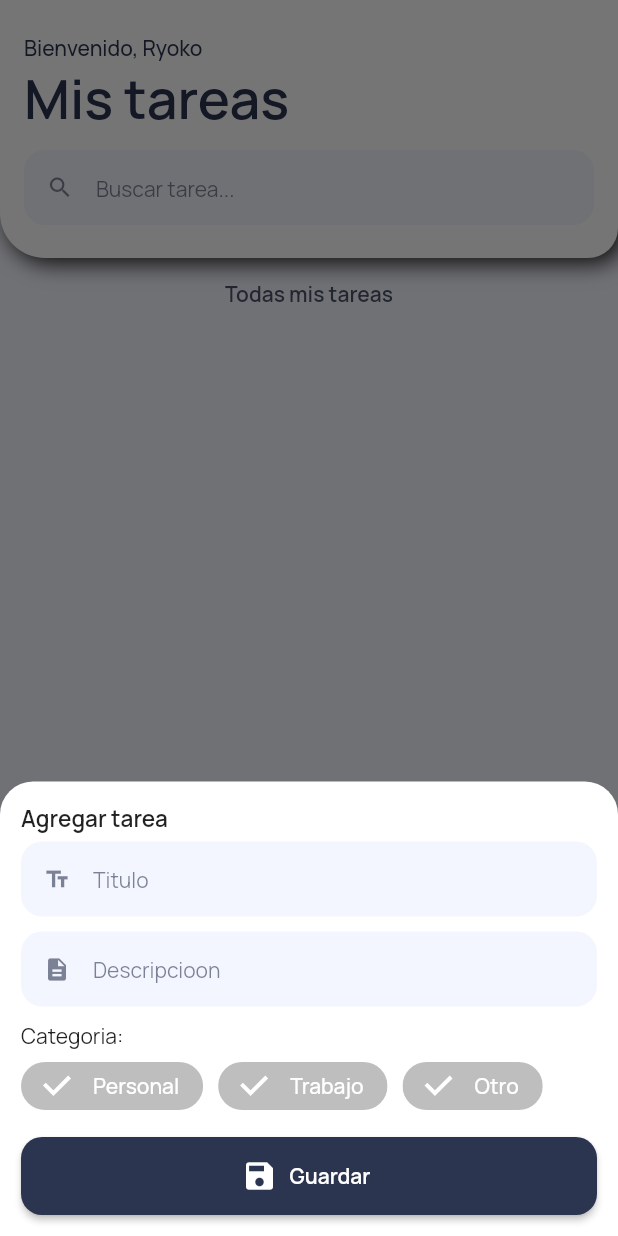
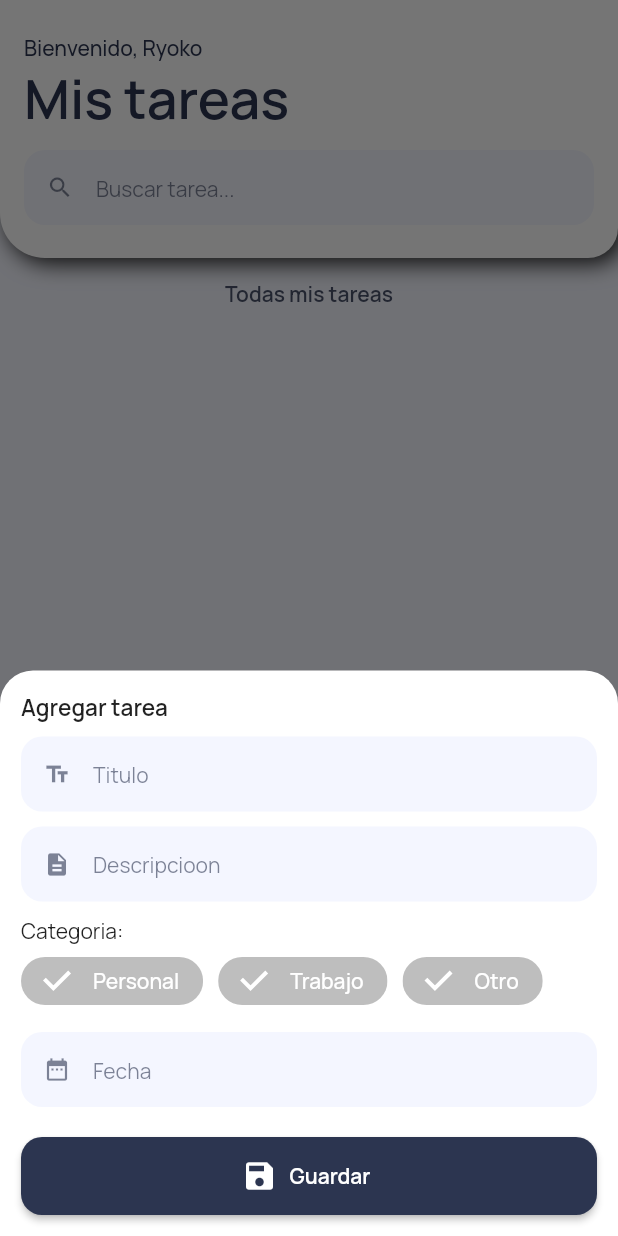
Before and after one commit to rexnike/firebase-tasks, a Flutter app: the screen it shows after launch, after a tap on "Nueva tarea", on a phone screen of 412 x 824 dp. Run offline on Flutter 3.47's test engine with Material 2 defaults, Android fonts, the phone set to English and light mode, and no system bars; our stand-ins replace cloud_firestore, firebase_core, google_fonts; accounts and stored records are empty.

Commit message:
treceavo commit

```diff
--- a/lib/pages/home_page.dart
+++ b/lib/pages/home_page.dart
@@ -2,9 +2,9 @@ import 'package:cloud_firestore/cloud_firestore.dart';
 import 'package:flutter/material.dart';
 import 'package:tasks/model/task_model.dart';
 import 'package:tasks/ui/general/colors.dart';
-import 'package:tasks/ui/widgets/buttoon_normal_widget.dart';
 import 'package:tasks/ui/widgets/general_widget.dart';
 import 'package:tasks/ui/widgets/item_task_widget.dart';
+import 'package:tasks/ui/widgets/task_form_widget.dart';
 import 'package:tasks/ui/widgets/textfield_normal_widget.dart';
 
 class HomePage extends StatelessWidget {
@@ -17,88 +17,8 @@ class HomePage extends StatelessWidget {
     context: context,
     backgroundColor: Colors.transparent,
     builder: (BuildContext context){
-      return Container(
-        padding: EdgeInsets.all(14.0),
-        decoration: BoxDecoration(
-          color: Colors.white,
-          borderRadius: BorderRadius.only(
-            topLeft: Radius.circular(22.0),
-            topRight: Radius.circular(22.0),
-            ),
-        ),
-        child: Column(
-          crossAxisAlignment: CrossAxisAlignment.start,
-          mainAxisSize: MainAxisSize.min,
-            children: [
-              Text(
-                "Agregar tarea",
-                style: TextStyle(
-                  fontWeight: FontWeight.w600,
-                  fontSize: 15.0,
-                  ),
-                ),
-                divider6(),
-                TextFieldNormalWidget(
-                  hintText: "Titulo",
-                  icon: Icons.text_fields,
-                ),
-                divider10(),
-                TextFieldNormalWidget(
-                  hintText: "Descripcioon",
-                  icon: Icons.description,
-                ),
+      return TaskFormWidget();
 
-                divider10(),
-                Text("Categoria: "),
-                Wrap(
-                  crossAxisAlignment: WrapCrossAlignment.start,
-                  runAlignment: WrapAlignment.start,
-                  spacing: 10.0,
-                  children: [
-                    FilterChip(
-                  selected: true,
-                  backgroundColor: kBrandSecondColor,
-                  padding: const EdgeInsets.symmetric(horizontal: 8.0),
-                  selectedColor: categoryColor["Persnal"],
-                  checkmarkColor: Colors.white,
-                  labelStyle: TextStyle(
-                    color: Colors.white,
-                  ),
-                  label: Text("Personal"),
-                  onSelected: (bool value){},
-                   ),
-                   FilterChip(
-                  selected: true,
-                  backgroundColor: kBrandSecondColor,
-                  padding: const EdgeInsets.symmetric(horizontal: 8.0),
-                  selectedColor: categoryColor["Trabajo"],
-                  checkmarkColor: Colors.white,
-                  labelStyle: TextStyle(
-                    color: Colors.white,
-                  ),
-                  label: Text("Trabajo"),
-                  onSelected: (bool value){},
-                   ),
-                   FilterChip(
-                  selected: true,
-                  backgroundColor: kBrandSecondColor,
-                  padding: const EdgeInsets.symmetric(horizontal: 8.0),
-                  selectedColor: categoryColor["Otro"],
-                  checkmarkColor: Colors.white,
-                  labelStyle: TextStyle(
-                    color: Colors.white,
-                  ),
-                  label: Text("Otro"),
-                  onSelected: (bool value){},
-                   ),
-
-                  ],
-                ),
-                divider10(),
-                ButtonNormalWidget(),
-            ],
-          ),
-        );
       },
     );
   }
--- /dev/null
+++ b/lib/ui/widgets/task_form_widget.dart
@@ -0,0 +1,140 @@
+
+import 'package:flutter/material.dart';
+import 'package:tasks/ui/general/colors.dart';
+import 'package:tasks/ui/widgets/buttoon_normal_widget.dart';
+import 'package:tasks/ui/widgets/general_widget.dart';
+import 'package:tasks/ui/widgets/textfield_normal_widget.dart';
+
+class TaskFormWidget extends StatefulWidget {
+  const TaskFormWidget({super.key});
+
+  @override
+  State<TaskFormWidget> createState() => _TaskFormWidgetState();
+  }
+
+  class _TaskFormWidgetState extends State<TaskFormWidget>{
+
+    showSelectDate() async {
+      DateTime? dateTime = await showDatePicker(
+        context: context,
+        initialDate: DateTime.now(),
+        firstDate: DateTime.(2022),
+        lastDate: DateTime(2030),
+        cancelText: "Cancelar",
+        confirmText: "Aceptar",
+        helpText: "Seleccionar Fecha",
+        builder: (BuildContext context, Widget? widget){
+          return Theme(
+            data: ThemeData.dark().copyWith(
+              dialogBackgroundColor: Colors.white,
+              dialogTheme: DialogTheme(
+                elevation: 0,
+                backgroundColor: kBrandSecondColor,
+                shape: RoundedRectangleBorder(
+                  borderRadius: BorderRadius.circular(14.0),
+                ),
+              ),
+              colorScheme: ColorScheme.light(
+                primary: kBrandPrimaryColor,
+              ),
+            ),
+            child: widget!,
+            );
+          }
+        );
+    }
+
+  @override
+  Widget build(BuildContext context) {
+    return Container(
+        padding: EdgeInsets.all(14.0),
+        decoration: BoxDecoration(
+          color: Colors.white,
+          borderRadius: BorderRadius.only(
+            topLeft: Radius.circular(22.0),
+            topRight: Radius.circular(22.0),
+            ),
+        ),
+        child: Column(
+          crossAxisAlignment: CrossAxisAlignment.start,
+          mainAxisSize: MainAxisSize.min,
+            children: [
+              Text(
+                "Agregar tarea",
+                style: TextStyle(
+                  fontWeight: FontWeight.w600,
+                  fontSize: 15.0,
+                  ),
+                ),
+                divider10(),
+                TextFieldNormalWidget(
+                  hintText: "Titulo",
+                  icon: Icons.text_fields,
+                ),
+                divider10(),
+                TextFieldNormalWidget(
+                  hintText: "Descripcioon",
+                  icon: Icons.description,
+                ),
+
+                divider10(),
+                Text("Categoria: "),
+                Wrap(
+                  crossAxisAlignment: WrapCrossAlignment.start,
+                  runAlignment: WrapAlignment.start,
+                  spacing: 10.0,
+                  children: [
+                    FilterChip(
+                  selected: true,
+                  backgroundColor: kBrandSecondColor,
+                  padding: const EdgeInsets.symmetric(horizontal: 8.0),
+                  selectedColor: categoryColor["Persnal"],
+                  checkmarkColor: Colors.white,
+                  labelStyle: TextStyle(
+                    color: Colors.white,
+                  ),
+                  label: Text("Personal"),
+                  onSelected: (bool value){},
+                   ),
+                   FilterChip(
+                  selected: true,
+                  backgroundColor: kBrandSecondColor,
+                  padding: const EdgeInsets.symmetric(horizontal: 8.0),
+                  selectedColor: categoryColor["Trabajo"],
+                  checkmarkColor: Colors.white,
+                  labelStyle: TextStyle(
+                    color: Colors.white,
+                  ),
+                  label: Text("Trabajo"),
+                  onSelected: (bool value){},
+                   ),
+                   FilterChip(
+                  selected: true,
+                  backgroundColor: kBrandSecondColor,
+                  padding: const EdgeInsets.symmetric(horizontal: 8.0),
+                  selectedColor: categoryColor["Otro"],
+                  checkmarkColor: Colors.white,
+                  labelStyle: TextStyle(
+                    color: Colors.white,
+                  ),
+                  label: Text("Otro"),
+                  onSelected: (bool value){},
+                   ),
+
+                  ],
+                ),
+                divider10(),
+                TextFieldNormalWidget(
+                  hintText: "Fecha",
+                  icon: Icons.date_range,
+                  onTap: (){
+
+                  },
+                  ),
+                  divider20(),
+                ButtonNormalWidget(),
+            ],
+          ),
+        );
+  }
+}
--- a/lib/ui/widgets/textfield_normal_widget.dart
+++ b/lib/ui/widgets/textfield_normal_widget.dart
@@ -6,15 +6,19 @@ class TextFieldNormalWidget extends StatelessWidget {
 
   String hintText;
   IconData icon;
+  Function? onTap;
 
   TextFieldNormalWidget({
     required this.hintText,
     required this.icon,
+    this.onTap,
     });
 
   @override
   Widget build(BuildContext context) {
     return TextField(
+                    onTap: onTap != null ? (){onTap!();} : null,
+                      readOnly: onTap !=null ? true : false,
                       decoration: InputDecoration(
                         contentPadding: EdgeInsets.symmetric(horizontal: 12.0, vertical: 14.0),
                         prefixIcon: Icon(
```
